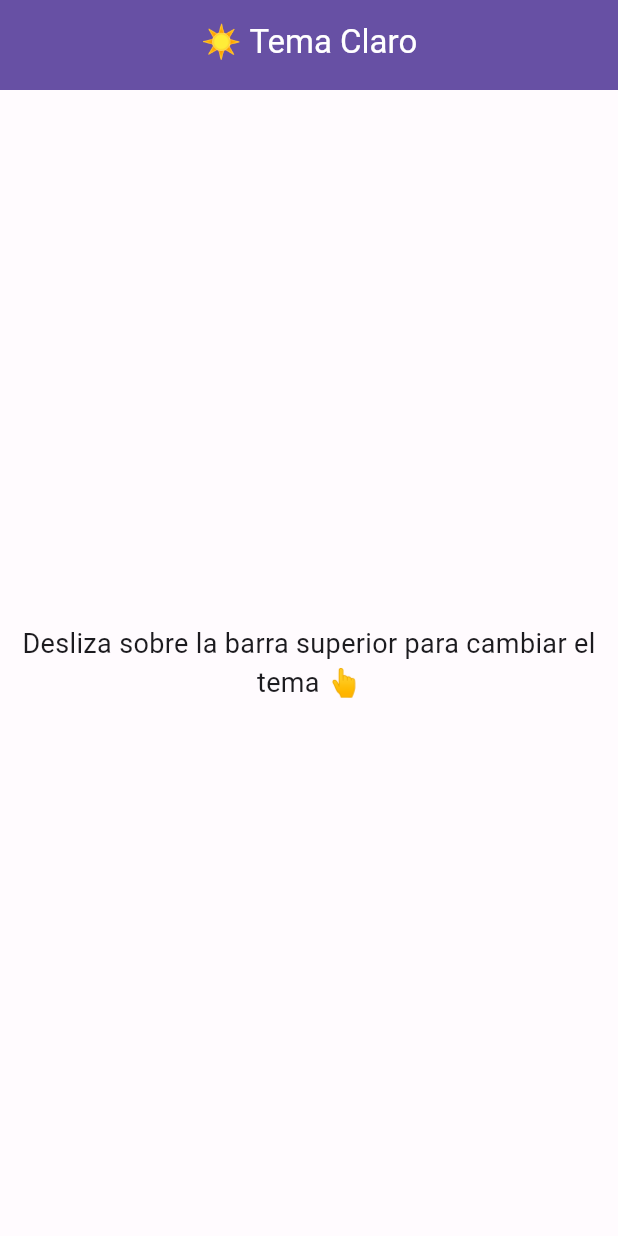
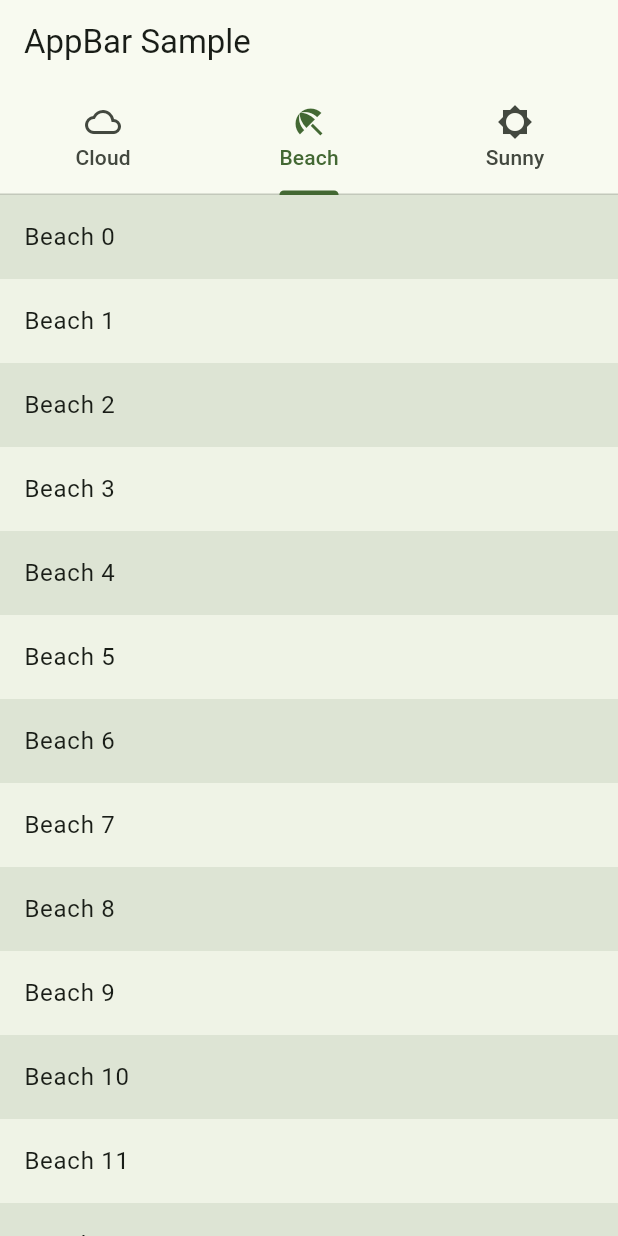
Before and after one commit to davidramire/Clase-18-octubre, a Flutter app: the screen it shows after launch, on a phone screen of 412 x 824 dp. Run offline on Flutter 3.47's test engine with Material 3 defaults, Android fonts, the phone set to English and light mode, and no system bars.

Commit message:
experiencia de usuario

```diff
--- a/lib/main.dart
+++ b/lib/main.dart
@@ -1,108 +1,93 @@
 import 'package:flutter/material.dart';
 
-void main() {
-  runApp(const MyApp());
-}
+/// Flutter code sample for [AppBar].
 
-class MyApp extends StatefulWidget {
-  const MyApp({super.key});
+List<String> titles = <String>['Cloud', 'Beach', 'Sunny'];
 
-  @override
-  State<MyApp> createState() => _MyAppState();
-}
+void main() => runApp(const AppBarApp());
 
-class _MyAppState extends State<MyApp> {
-  ThemeMode _themeMode = ThemeMode.light;
-
-  void _toggleTheme() {
-    setState(() {
-      _themeMode =
-          _themeMode == ThemeMode.light ? ThemeMode.dark : ThemeMode.light;
-    });
-  }
+class AppBarApp extends StatelessWidget {
+  const AppBarApp({super.key});
 
   @override
   Widget build(BuildContext context) {
     return MaterialApp(
-      title: 'Tema con Deslizamiento en AppBar',
-      debugShowCheckedModeBanner: false,
-
-      // Tema claro
-      theme: ThemeData(
-        brightness: Brightness.light,
-        colorScheme: const ColorScheme.light(
-          primary: Color(0xFF6750A4),
-          onPrimary: Colors.white,
-          background: Color(0xFFFFFBFE),
-          onBackground: Color(0xFF1C1B1F),
-        ),
-        useMaterial3: true,
-      ),
-
-      // Tema oscuro
-      darkTheme: ThemeData(
-        brightness: Brightness.dark,
-        colorScheme: const ColorScheme.dark(
-          primary: Color(0xFFD0BCFF),
-          onPrimary: Color(0xFF381E72),
-          background: Color(0xFF1C1B1F),
-          onBackground: Color(0xFFE6E1E5),
-        ),
-        useMaterial3: true,
-      ),
-
-      themeMode: _themeMode,
-
-      home: MyHomePage(
-        onSwipe: _toggleTheme,
-        isDarkMode: _themeMode == ThemeMode.dark,
-      ),
+      theme: ThemeData(colorSchemeSeed: const Color.fromARGB(255, 36, 94, 13)),
+      home: const AppBarExample(),
     );
   }
 }
 
-class MyHomePage extends StatelessWidget {
-  final VoidCallback onSwipe;
-  final bool isDarkMode;
-
-  const MyHomePage({
-    super.key,
-    required this.onSwipe,
-    required this.isDarkMode,
-  });
+class AppBarExample extends StatelessWidget {
+  const AppBarExample({super.key});
 
   @override
   Widget build(BuildContext context) {
-    final theme = Theme.of(context).colorScheme;
+    final ColorScheme colorScheme = Theme.of(context).colorScheme;
+    final Color oddItemColor = colorScheme.primary.withOpacity(0.05);
+    final Color evenItemColor = colorScheme.primary.withOpacity(0.15);
+    const int tabsCount = 3;
 
-    return Scaffold(
-      // AppBar dentro de GestureDetector
-      appBar: PreferredSize(
-        preferredSize: const Size.fromHeight(60),
-        child: GestureDetector(
-          onHorizontalDragEnd: (details) {
-            onSwipe(); // Cambia el tema al deslizar en el AppBar
+    return DefaultTabController(
+      initialIndex: 1,
+      length: tabsCount,
+      child: Scaffold(
+        appBar: AppBar(
+          title: const Text('AppBar Sample'),
+          // This check specifies which nested Scrollable's scroll notification
+          // should be listened to.
+          //
+          // When `ThemeData.useMaterial3` is true and scroll view has
+          // scrolled underneath the app bar, this updates the app bar
+          // background color and elevation.
+          //
+          // This sets `notification.depth == 1` to listen to the scroll
+          // notification from the nested `ListView.builder`.
+          notificationPredicate: (ScrollNotification notification) {
+            return notification.depth == 1;
           },
-          child: AppBar(
-            title: Text(isDarkMode ? "🌙 Tema Oscuro" : "☀️ Tema Claro"),
-            backgroundColor: theme.primary,
-            foregroundColor: theme.onPrimary,
-            centerTitle: true,
+          // The elevation value of the app bar when scroll view has
+          // scrolled underneath the app bar.
+          scrolledUnderElevation: 4.0,
+          shadowColor: Theme.of(context).shadowColor,
+          bottom: TabBar(
+            tabs: <Widget>[
+              Tab(icon: const Icon(Icons.cloud_outlined), text: titles[0]),
+              Tab(icon: const Icon(Icons.beach_access_sharp), text: titles[1]),
+              Tab(icon: const Icon(Icons.brightness_5_sharp), text: titles[2]),
+            ],
           ),
         ),
-      ),
-
-      body: Container(
-        color: theme.background,
-        child: Center(
-          child: Text(
-            "Desliza sobre la barra superior para cambiar el tema 👆",
-            style: TextStyle(
-              fontSize: 18,
-              color: theme.onBackground,
+        body: TabBarView(
+          children: <Widget>[
+            ListView.builder(
+              itemCount: 25,
+              itemBuilder: (BuildContext context, int index) {
+                return ListTile(
+                  tileColor: index.isOdd ? oddItemColor : evenItemColor,
+                  title: Text('${titles[0]} $index'),
+                );
+              },
             ),
-            textAlign: TextAlign.center,
-          ),
+            ListView.builder(
+              itemCount: 25,
+              itemBuilder: (BuildContext context, int index) {
+                return ListTile(
+                  tileColor: index.isOdd ? oddItemColor : evenItemColor,
+                  title: Text('${titles[1]} $index'),
+                );
+              },
+            ),
+            ListView.builder(
+              itemCount: 25,
+              itemBuilder: (BuildContext context, int index) {
+                return ListTile(
+                  tileColor: index.isOdd ? oddItemColor : evenItemColor,
+                  title: Text('${titles[2]} $index'),
+                );
+              },
+            ),
+          ],
         ),
       ),
     );
```
